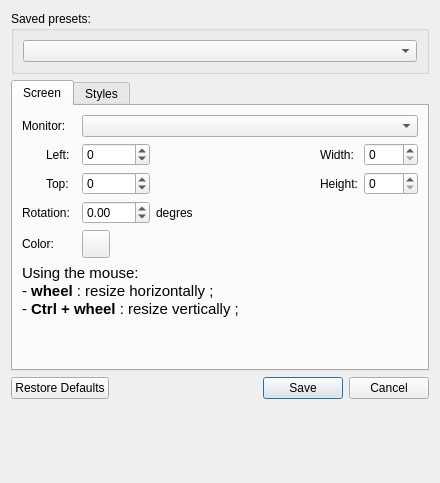
Subtivals/subtivals, file src/configeditor.ui: the form before one commit.
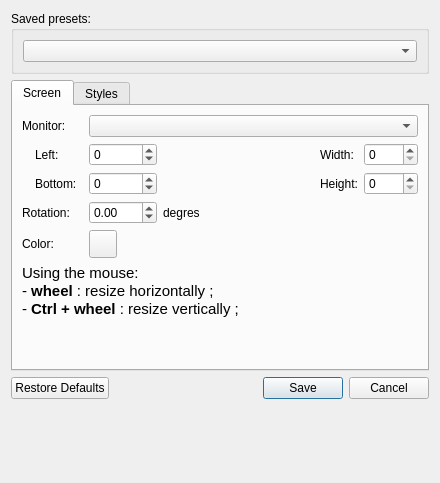
The form after the commit. Icons and pictures are not drawn.

Commit message: Control screen position from bottom (fixes #146)

```diff
--- a/src/configeditor.ui
+++ b/src/configeditor.ui
@@ -218,7 +218,7 @@
          <item row="2" column="1">
           <widget class="QLabel" name="label_2">
            <property name="text">
-            <string>Top:</string>
+            <string>Bottom:</string>
            </property>
           </widget>
          </item>
```
Left out of the diff: 2 changed lines with no effect on the pictures. The commit also changes 7 other files.
